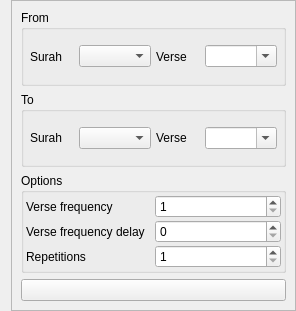
Old version of the form src/widgets/repeaterpopup.ui in the repository 0xzer0x/quran-companion.
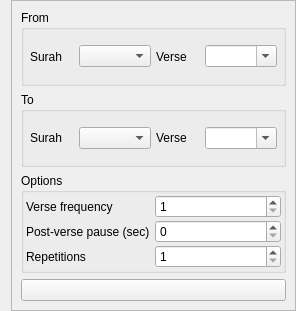
New version of the form.

Commit message: refactor: rename verse frequency delay to post verse pause for readability

Patch:
```diff
--- a/src/widgets/repeaterpopup.ui
+++ b/src/widgets/repeaterpopup.ui
@@ -209,7 +209,7 @@
            <item>
             <widget class="QLabel" name="label">
              <property name="text">
-              <string>Verse frequency delay</string>
+              <string>Post-verse pause (sec)</string>
              </property>
             </widget>
            </item>
```
Left out of the diff: 2 changed lines with no effect on the pictures. The commit also changes 8 other files.
